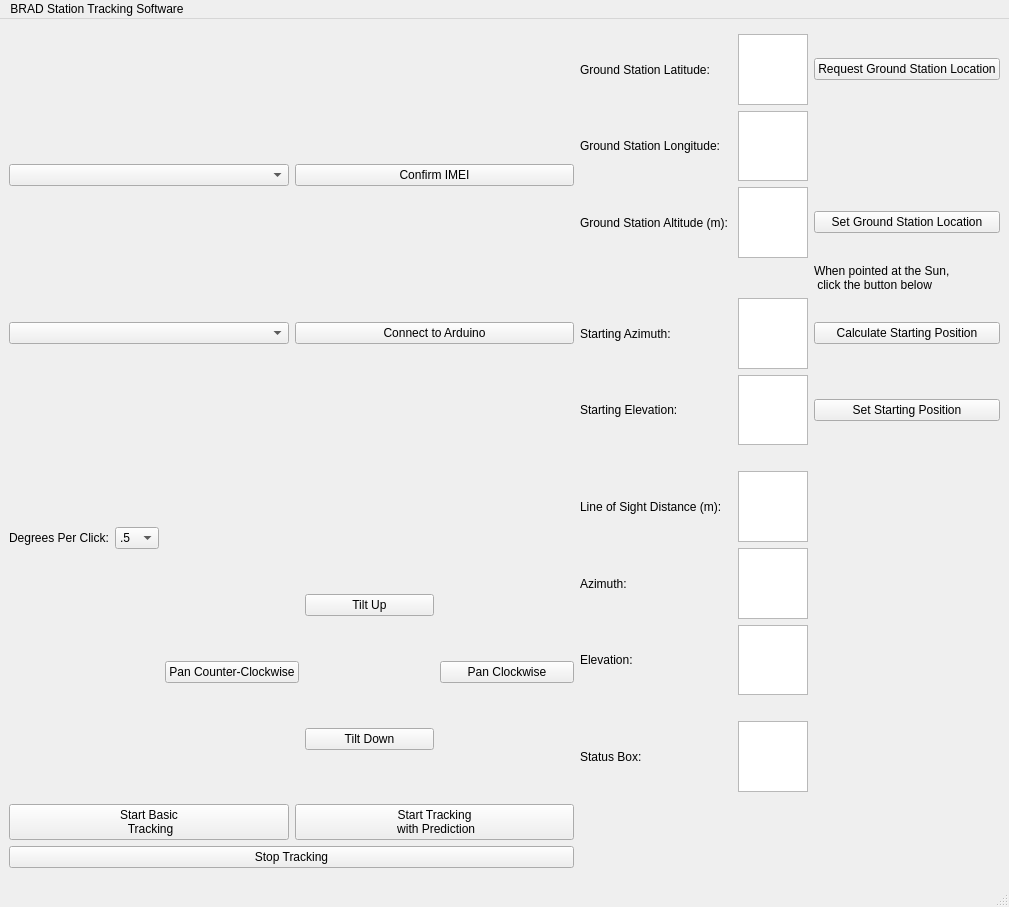
Before: the Qt Designer form quickPatch.ui in mathias314/Ground-Station-Tracker, drawn with Qt 5.
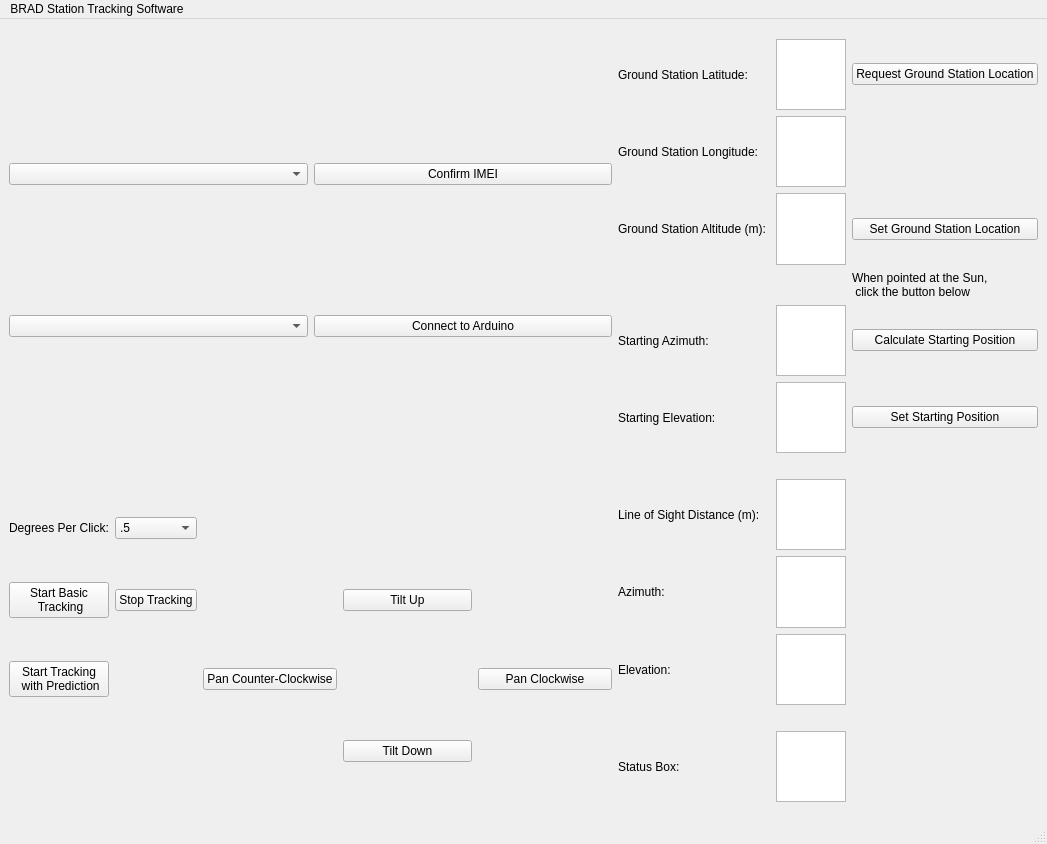
After: the same form once the commit is applied.

Commit message: making command line version work

```diff
--- a/quickPatch.ui
+++ b/quickPatch.ui
@@ -7,8 +7,8 @@
    <rect>
     <x>0</x>
     <y>0</y>
-    <width>921</width>
-    <height>907</height>
+    <width>958</width>
+    <height>844</height>
    </rect>
   </property>
   <property name="windowTitle">
@@ -80,6 +80,29 @@
         </item>
        </widget>
       </item>
+      <item row="1" column="0">
+       <widget class="QPushButton" name="startButton">
+        <property name="text">
+         <string>Start Basic 
+ Tracking</string>
+        </property>
+       </widget>
+      </item>
+      <item row="1" column="1">
+       <widget class="QPushButton" name="stopButton">
+        <property name="text">
+         <string>Stop Tracking</string>
+        </property>
+       </widget>
+      </item>
+      <item row="2" column="0">
+       <widget class="QPushButton" name="predictionStartButton">
+        <property name="text">
+         <string>Start Tracking 
+ with Prediction</string>
+        </property>
+       </widget>
+      </item>
      </layout>
     </item>
     <item row="1" column="1">
@@ -120,31 +143,7 @@
      </layout>
     </item>
     <item row="2" column="0">
-     <layout class="QGridLayout" name="gridLayout_4">
-      <item row="0" column="0">
-       <widget class="QPushButton" name="startButton">
-        <property name="text">
-         <string>Start Basic 
- Tracking</string>
-        </property>
-       </widget>
-      </item>
-      <item row="0" column="1">
-       <widget class="QPushButton" name="predictionStartButton">
-        <property name="text">
-         <string>Start Tracking 
- with Prediction</string>
-        </property>
-       </widget>
-      </item>
-      <item row="1" column="0" colspan="2">
-       <widget class="QPushButton" name="stopButton">
-        <property name="text">
-         <string>Stop Tracking</string>
-        </property>
-       </widget>
-      </item>
-     </layout>
+     <layout class="QGridLayout" name="gridLayout_4"/>
     </item>
     <item row="0" column="2" rowspan="2">
      <layout class="QGridLayout" name="gridLayout_2">
@@ -349,7 +348,7 @@
     <rect>
      <x>0</x>
      <y>0</y>
-     <width>921</width>
+     <width>958</width>
      <height>21</height>
     </rect>
    </property>
```
The commit also changes 2 other files.
